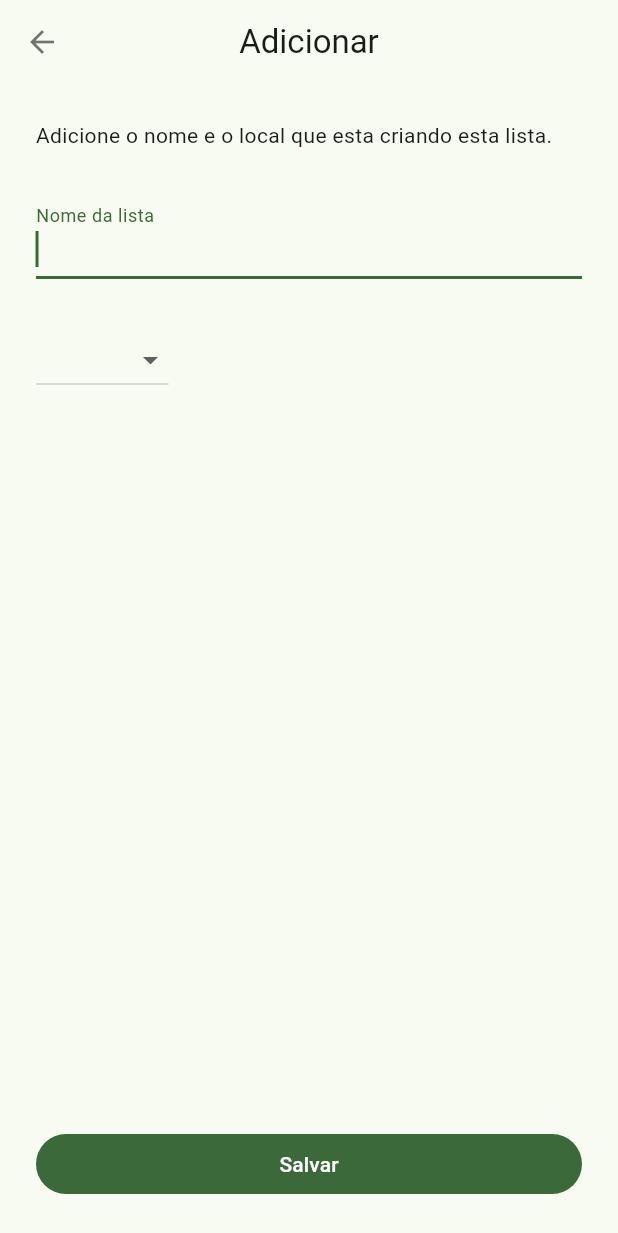
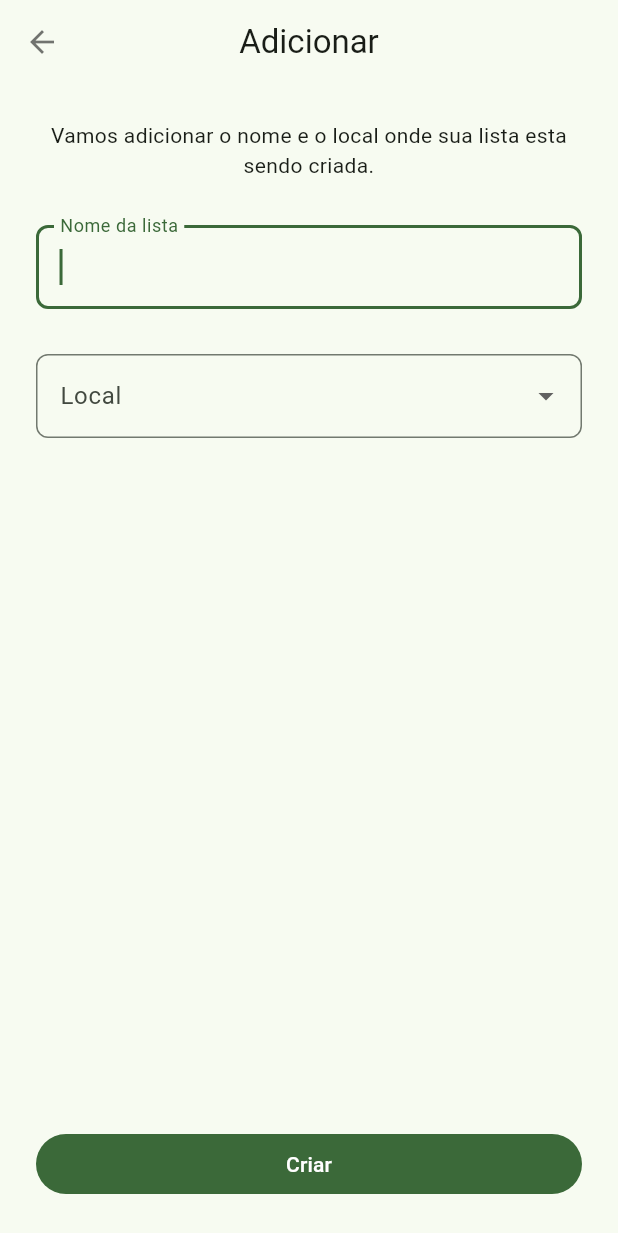
Before and after one commit to rcventura/lista-de-compras, a Flutter app: the AddNameShoppingListScreen screen opened directly, on a phone screen of 412 x 824 dp. Shown: the top 1233 px of the screen. Run offline on Flutter 3.47's test engine with Material 3 defaults, Android fonts, the phone set to English and light mode, and no system bars; accounts and stored records are empty.

Commit message:
Fluxo de criar lista com nome local, caso seja mercado informar o nome do supermercado

```diff
--- a/lib/features/home/view/add_name_shopping_list_screen.dart
+++ b/lib/features/home/view/add_name_shopping_list_screen.dart
@@ -1,5 +1,6 @@
 import 'package:flutter/material.dart';
 import '../../../core/helpers/validators.dart';
+import '../../../components/toastAlert/toastAlert.dart';
 
 class AddNameShoppingListScreen extends StatefulWidget {
   const AddNameShoppingListScreen({super.key});
@@ -11,7 +12,8 @@ class AddNameShoppingListScreen extends StatefulWidget {
 
 class _AddNameShoppingListScreenState extends State<AddNameShoppingListScreen> {
   final _formKey = GlobalKey<FormState>();
-  final _controller = TextEditingController();
+  final _nameTextFieldController = TextEditingController();
+  final _nameSuperMarketTextFieldController = TextEditingController();
   List<DropdownMenuItem<String>> items = [
     const DropdownMenuItem(value: 'Casa', child: Text('Casa')),
     const DropdownMenuItem(value: 'Mercado', child: Text('Mercado')),
@@ -20,7 +22,8 @@ class _AddNameShoppingListScreenState extends State<AddNameShoppingListScreen> {
 
   @override
   void dispose() {
-    _controller.dispose();
+    _nameTextFieldController.dispose();
+    _nameSuperMarketTextFieldController.dispose();
     super.dispose();
   }
 
@@ -44,32 +47,52 @@ class _AddNameShoppingListScreenState extends State<AddNameShoppingListScreen> {
             mainAxisAlignment: MainAxisAlignment.spaceBetween,
             children: [
               Column(
+                spacing: 30,
                 crossAxisAlignment: CrossAxisAlignment.start,
                 children: [
                   const Text(
-                    'Adicione o nome e o local que esta criando esta lista.',
+                    'Vamos adicionar o nome e o local onde sua lista esta sendo criada.',
                     textAlign: TextAlign.center,
                   ),
-                  const SizedBox(height: 30),
+
                   TextFormField(
-                    controller: _controller,
+                    controller: _nameTextFieldController,
                     autofocus: true,
                     decoration: const InputDecoration(
                       labelText: 'Nome da lista',
+                      border: OutlineInputBorder(
+                        borderRadius: BorderRadius.all(Radius.circular(8)),
+                      ),
                     ),
                     validator: Validators.required,
                   ),
-                  const SizedBox(height: 30),
-                  DropdownButton(
+
+                  DropdownButtonFormField<String>(
+                    initialValue: _selectedValue,
                     items: items,
-                    value: _selectedValue,
-                    onChanged: (String? value) {
-                      setState(() {
-                        _selectedValue = value;
-                      });
-                      print('Valor selecionado: $value');
-                    },
-                  )
+                    onChanged: (value) =>
+                        setState(() => _selectedValue = value),
+                    decoration: const InputDecoration(
+                      labelText: 'Local',
+                      border: OutlineInputBorder(
+                        borderRadius: BorderRadius.all(Radius.circular(8)),
+                      ),
+                    ),
+                    validator: Validators.required,
+                  ),
+
+                  if (_selectedValue == 'Mercado')
+                    TextFormField(
+                      controller: _nameSuperMarketTextFieldController,
+                      autofocus: true,
+                      decoration: const InputDecoration(
+                        labelText: 'Nome do supermercado',
+                        border: OutlineInputBorder(
+                          borderRadius: BorderRadius.all(Radius.circular(8)),
+                        ),
+                      ),
+                      validator: Validators.required,
+                    ),
                 ],
               ),
               const SizedBox(height: 24),
@@ -78,13 +101,15 @@ class _AddNameShoppingListScreenState extends State<AddNameShoppingListScreen> {
                 child: FilledButton(
                   onPressed: () {
                     if (_formKey.currentState!.validate()) {
-                      final nome = _controller.text.trim();
+                      final nome = _nameTextFieldController.text.trim();
                       if (nome.isNotEmpty) {
+                        ToastAlert.show(context, 'Lista "$nome" criada com sucesso!');
+                        Duration(seconds: 4);
                         Navigator.pop(context, nome);
                       }
                     }
                   },
-                  child: const Text('Salvar'),
+                  child: const Text('Criar'),
                 ),
               ),
             ],
```
Also changed, not shown: lib/components/toastAlert/toastAlert.dart (added, +23 -0 lines).
